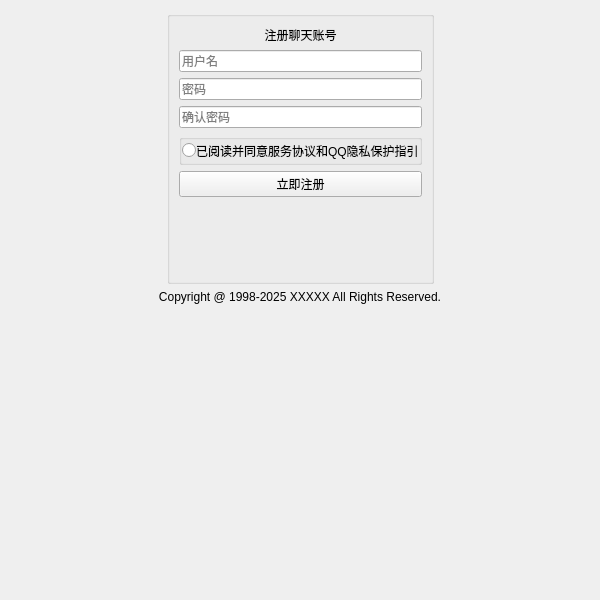
Sakurakouji-Saika/MyQtClient, file ui/components/Registration_Page/registration_page.ui: the form before one commit.
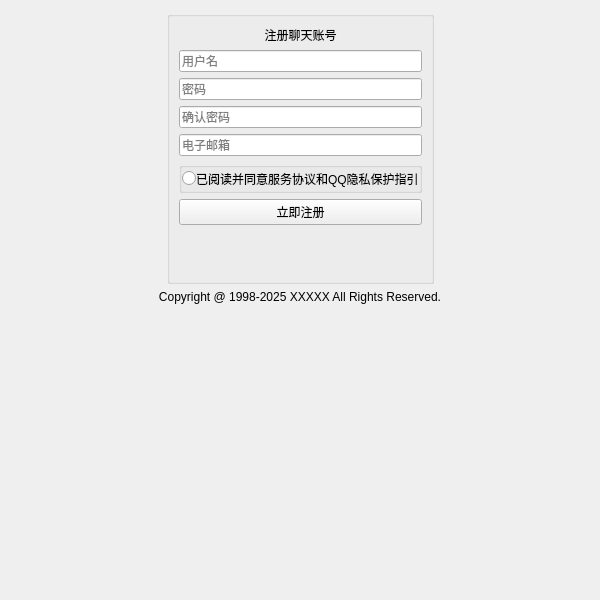
The form after the commit. Icons and pictures are not drawn.

```diff
--- a/ui/components/Registration_Page/registration_page.ui
+++ b/ui/components/Registration_Page/registration_page.ui
@@ -79,6 +79,13 @@
           </property>
          </widget>
         </item>
+        <item>
+         <widget class="QLineEdit" name="RP_email">
+          <property name="placeholderText">
+           <string>电子邮箱</string>
+          </property>
+         </widget>
+        </item>
         <item>
          <widget class="QGroupBox" name="registration_Box2">
           <layout class="QHBoxLayout" name="registration_QHB">
```
